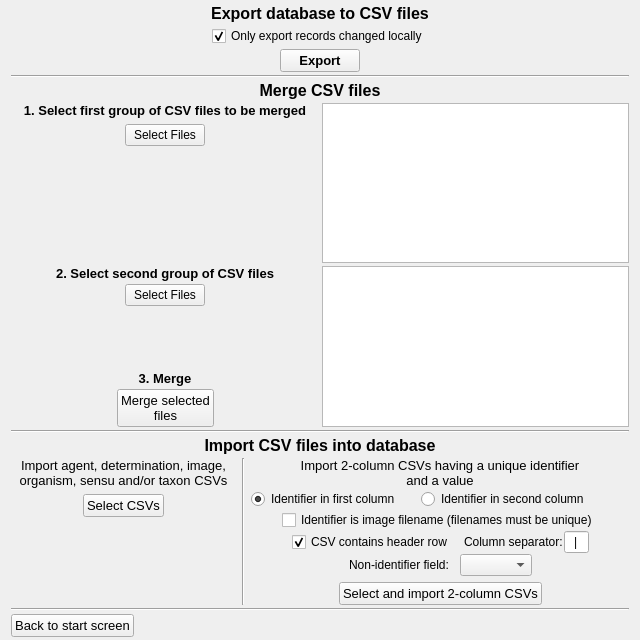
This is src/managecsvs.ui in kopolzin/bioimages-collection-manager as Qt 5 draws it before an edit. The edited form follows.
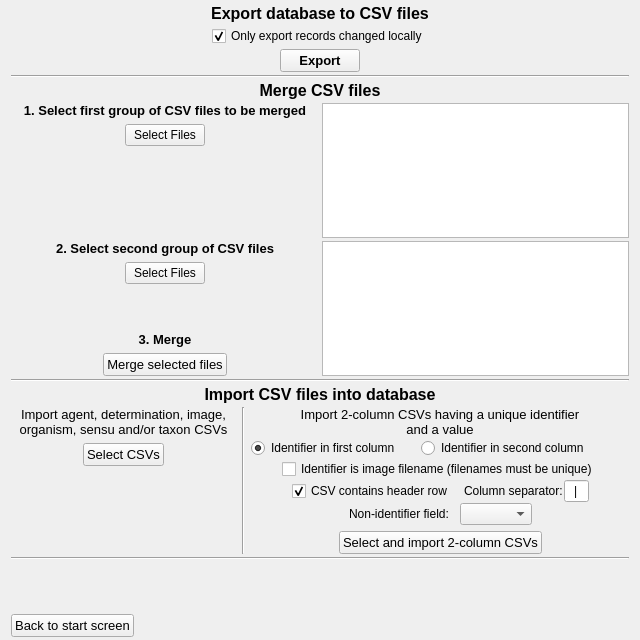
This is the edited form. Icons and pictures are not drawn.

What changed in the file:
```diff
--- a/src/managecsvs.ui
+++ b/src/managecsvs.ui
@@ -302,7 +302,7 @@
          <property name="sizeHint" stdset="0">
           <size>
            <width>20</width>
-           <height>40</height>
+           <height>20</height>
           </size>
          </property>
         </spacer>
@@ -320,7 +320,7 @@
        <property name="maximumSize">
         <size>
          <width>16777215</width>
-         <height>170</height>
+         <height>135</height>
         </size>
        </property>
       </widget>
@@ -336,13 +336,16 @@
        <property name="maximumSize">
         <size>
          <width>16777215</width>
-         <height>170</height>
+         <height>135</height>
         </size>
        </property>
       </widget>
      </item>
      <item row="1" column="0">
       <layout class="QVBoxLayout" name="verticalLayout_3">
+       <property name="spacing">
+        <number>6</number>
+       </property>
        <item>
         <widget class="QLabel" name="group2Label">
          <property name="font">
@@ -414,7 +417,7 @@
          <property name="sizeHint" stdset="0">
           <size>
            <width>20</width>
-           <height>40</height>
+           <height>10</height>
           </size>
          </property>
         </spacer>
@@ -473,8 +476,7 @@
             </font>
            </property>
            <property name="text">
-            <string>Merge selected
-files</string>
+            <string>Merge selected files</string>
            </property>
           </widget>
          </item>
```
